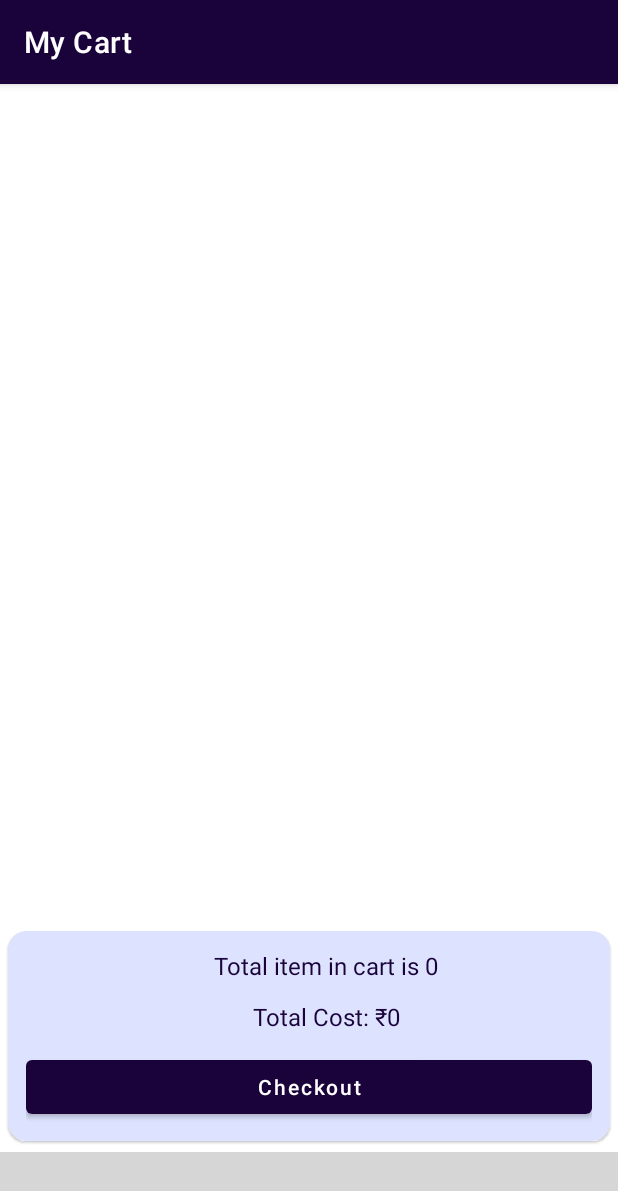
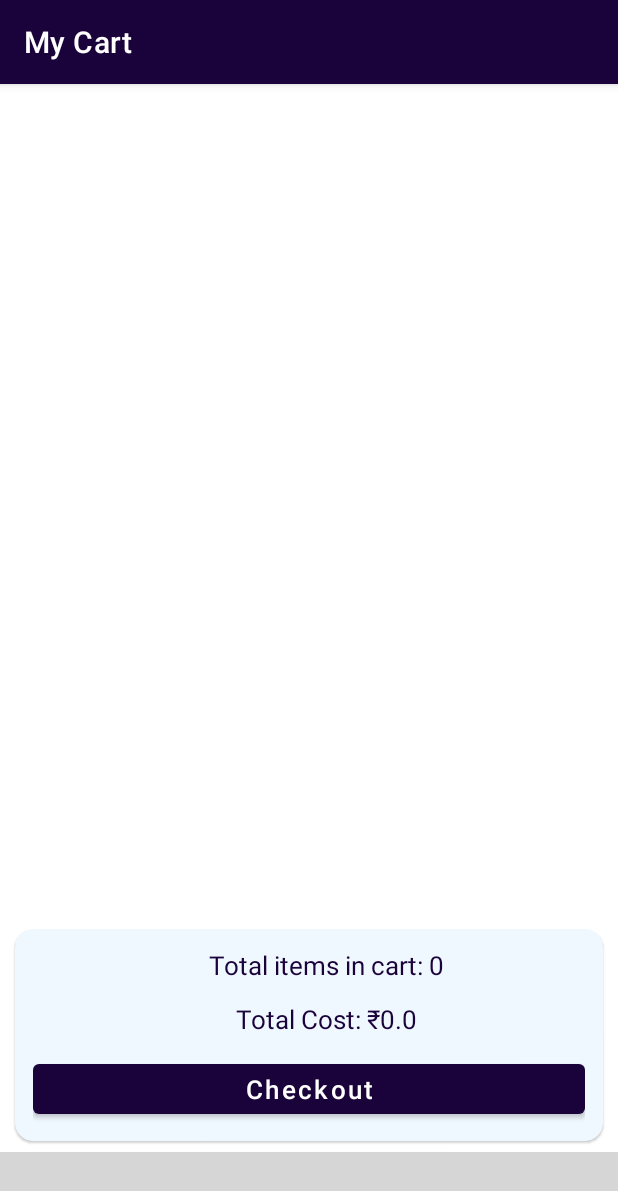
Before and after one commit to Tejas-Pandule/MalgangaDairy, an Android app: the CartFragment screen opened through its navigation route, on a phone screen of 412 x 824 dp. Shown: the top 1191 px of the screen. Run offline under Robolectric (Android 15) with nearby library versions, the phone set to English and light mode, and no system bars; our stand-ins replace Firebase (no records; nobody signed in at launch, a user with empty details on screens opened directly), Room's generated code; plain views replace SmoothBottomBar; pictures from the network do not load; 2 statements that could not run were skipped; grey boxes are pictures that could not be loaded.

Commit message:
Major UI Updates

```diff
--- a/app/build.gradle
+++ b/app/build.gradle
@@ -71,8 +71,10 @@ dependencies {
 
     def room_version = "2.5.1"
 
+    //noinspection GradleDependency
     implementation("androidx.room:room-runtime:$room_version")
     kapt "androidx.room:room-compiler:$room_version"
+    //noinspection GradleDependency
     implementation("androidx.room:room-ktx:$room_version")
 
     implementation("org.jetbrains.kotlinx:kotlinx-coroutines-android:1.7.1")
@@ -80,4 +82,6 @@ dependencies {
     implementation 'com.razorpay:checkout:1.6.26'
 
 
+
+
 }
--- a/app/src/main/AndroidManifest.xml
+++ b/app/src/main/AndroidManifest.xml
@@ -42,6 +42,10 @@
                 <category android:name="android.intent.category.LAUNCHER" />
             </intent-filter>
         </activity>
+
+
+
+
     </application>
 
 </manifest>
--- a/app/src/main/java/com/tejas/malgangadairy/Activity/LoginActivity.kt
+++ b/app/src/main/java/com/tejas/malgangadairy/Activity/LoginActivity.kt
@@ -15,10 +15,12 @@ import java.util.concurrent.TimeUnit
 
 class LoginActivity : AppCompatActivity() {
     private lateinit var binding:ActivityLoginBinding
+
     override fun onCreate(savedInstanceState: Bundle?) {
         super.onCreate(savedInstanceState)
         binding = ActivityLoginBinding.inflate(layoutInflater)
         setContentView(binding.root)
+
 
 
         binding.button2.setOnClickListener {
--- a/app/src/main/java/com/tejas/malgangadairy/Fragment/CartFragment.kt
+++ b/app/src/main/java/com/tejas/malgangadairy/Fragment/CartFragment.kt
@@ -59,12 +59,12 @@ class CartFragment : Fragment() {
 
     @SuppressLint("SetTextI18n")
     private fun totalCost(data: List<ProductModel>?) {
-        var total = 0
+        var total = 0.0
         for (item in data!!){
-            total += item.productSp!!.toInt()
+            total += item.productSp!!.toFloat()*item.quantity!!.toFloat()
         }
 
-        binding.textView.text = "Total item in cart is ${data.size}"
+        binding.textView.text = "Total items in cart: ${data.size}"
         binding.textView1.text = "Total Cost: ₹${total}"
 
 
--- a/app/src/main/java/com/tejas/malgangadairy/MainActivity.kt
+++ b/app/src/main/java/com/tejas/malgangadairy/MainActivity.kt
@@ -25,6 +25,8 @@ class MainActivity : AppCompatActivity() {
             startActivity(Intent(this,LoginActivity::class.java))
             finish()
         }
+
+
 
 
         val navHostFragment = supportFragmentManager.findFragmentById(R.id.fragmentContainer)
--- a/app/src/main/java/com/tejas/malgangadairy/roomdb/ProductModel.kt
+++ b/app/src/main/java/com/tejas/malgangadairy/roomdb/ProductModel.kt
@@ -18,8 +18,8 @@ data class ProductModel(
     @ColumnInfo(name = "productImage")
     val productImage: String? = "",
 
-    @ColumnInfo(name = "Quantity")
-    val productQuantity:String?="",
+    @ColumnInfo(name = "quantity")
+    val quantity:String?="",
 
 
 
--- a/app/src/main/res/layout/category_item_layout.xml
+++ b/app/src/main/res/layout/category_item_layout.xml
@@ -12,7 +12,7 @@
         android:layout_width="90dp"
         android:layout_height="90dp"
         app:cardCornerRadius="8dp"
-        android:backgroundTint="#DDE3FF"
+        android:backgroundTint="#F0F8FF"
         app:layout_constraintEnd_toEndOf="parent"
         app:layout_constraintStart_toStartOf="parent"
         tools:ignore="MissingConstraints">
--- a/app/src/main/res/layout/fragment_cart.xml
+++ b/app/src/main/res/layout/fragment_cart.xml
@@ -21,13 +21,13 @@
     <com.google.android.material.card.MaterialCardView
         android:layout_width="match_parent"
         android:layout_height="wrap_content"
-        android:elevation="10dp"
+        android:elevation="20dp"
         android:id="@+id/linear_layout"
-        android:layout_marginStart="5dp"
-        android:layout_marginEnd="5dp"
+        android:layout_marginStart="10dp"
+        android:layout_marginEnd="10dp"
         app:cardCornerRadius="12dp"
         android:layout_marginBottom="7dp"
-        android:backgroundTint="#DDE3FF"
+        android:backgroundTint="#F0F8FF"
         app:layout_constraintBottom_toBottomOf="parent">
 
 
@@ -45,9 +45,9 @@
                 android:layout_height="wrap_content"
                 android:layout_marginStart="12dp"
                 android:layout_marginBottom="12dp"
-                android:text="Total item in cart is 10"
+                android:text="Total item in cart is:"
                 android:textColor="@color/colorPrimary"
-                android:textSize="16sp"
+                android:textSize="17sp"
                 app:layout_constraintBottom_toBottomOf="@+id/imageView3"
                 app:layout_constraintStart_toEndOf="@+id/imageView3" />
 
@@ -60,7 +60,7 @@
                 android:layout_marginBottom="12dp"
                 android:text="Total Cost:2000"
                 android:textColor="@color/colorPrimary"
-                android:textSize="16sp"
+                android:textSize="17sp"
                 app:layout_constraintBottom_toBottomOf="@+id/imageView3"
                 app:layout_constraintStart_toEndOf="@+id/imageView3" />
 
@@ -68,8 +68,9 @@
             <com.google.android.material.button.MaterialButton
                 android:id="@+id/btnCheckout"
                 android:layout_width="match_parent"
-                android:layout_height="wrap_content"
+                android:layout_height="45dp"
                 android:text="Checkout"
+                android:textSize="17sp"
                 android:textAllCaps="false"
                />
 
--- a/app/src/main/res/layout/item_category_product_layout.xml
+++ b/app/src/main/res/layout/item_category_product_layout.xml
@@ -6,8 +6,8 @@
     android:layout_height="wrap_content"
     android:padding="5dp"
     android:layout_margin="10dp"
-    app:cardCornerRadius="17dp"
-    android:backgroundTint="#DDE3FF"
+    app:cardCornerRadius="10dp"
+    android:backgroundTint="#F0F8FF"
     android:elevation="10dp">
 
     <androidx.constraintlayout.widget.ConstraintLayout
--- a/app/src/main/res/layout/layout_cart_item.xml
+++ b/app/src/main/res/layout/layout_cart_item.xml
@@ -7,7 +7,7 @@
     android:layout_margin="8dp"
     app:cardCornerRadius="7dp"
     android:elevation="8dp"
-    android:backgroundTint="#DDE3FF">
+    android:backgroundTint="#F0F8FF">
 
 
     <androidx.constraintlayout.widget.ConstraintLayout
@@ -53,11 +53,11 @@
 
         <ImageView
             android:id="@+id/imageView4"
-            android:layout_width="20dp"
+            android:layout_width="25dp"
             android:layout_height="20dp"
             app:layout_constraintEnd_toEndOf="parent"
             app:layout_constraintTop_toTopOf="parent"
-            android:layout_margin="7dp"
+            android:layout_margin="10dp"
             app:srcCompat="@drawable/delete" />
 
 
```
Also changed, not shown: app/src/main/java/com/tejas/malgangadairy/Activity/CategoryActivity.kt (+13 -0 lines), app/src/main/java/com/tejas/malgangadairy/Activity/CheckoutActivity.kt (+4 -6 lines), app/src/main/java/com/tejas/malgangadairy/Activity/ProductDetailActivity.kt (+31 -2 lines), app/src/main/java/com/tejas/malgangadairy/Adaptor/CartAdaptor.kt (+6 -1 lines), app/src/main/java/com/tejas/malgangadairy/Adaptor/ProductAdaptor.kt (+8 -2 lines), app/src/main/res/layout/activity_category.xml (+14 -0 lines), app/src/main/res/layout/activity_product_detail.xml (+5 -2 lines), app/src/main/res/layout/product_item_layout.xml (+19 -16 lines).
